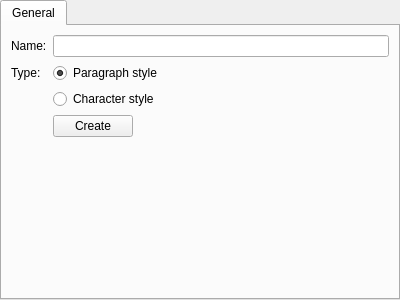
Above: plugins/textshape/dialogs/NewStyleWidget.ui from KDE/koffice before the change. Below: the same form after it.
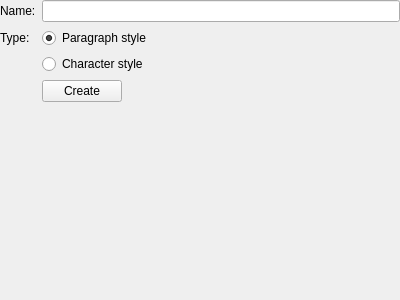
That is the form after the change.

Commit message: Fix alignment and focus

Diff of the .ui file:
```diff
--- a/plugins/textshape/dialogs/NewStyleWidget.ui
+++ b/plugins/textshape/dialogs/NewStyleWidget.ui
@@ -9,32 +9,13 @@
     <height>300</height>
    </rect>
   </property>
-  <layout class="QHBoxLayout" >
-   <property name="leftMargin" >
+  <layout class="QGridLayout" name="gridLayout">
+   <property name="margin">
     <number>0</number>
    </property>
-   <property name="topMargin" >
-    <number>0</number>
-   </property>
-   <property name="rightMargin" >
-    <number>0</number>
-   </property>
-   <property name="bottomMargin" >
-    <number>0</number>
-   </property>
-   <item>
-    <widget class="QTabWidget" name="tabWidget" >
-     <property name="currentIndex" >
-      <number>0</number>
-     </property>
-     <widget class="QWidget" name="tab" >
-      <attribute name="title" >
-       <string>General</string>
-      </attribute>
-      <layout class="QGridLayout" >
-       <item row="0" column="0" >
-        <widget class="QLabel" name="label" >
-         <property name="text" >
+   <item row="0" column="0">
+    <widget class="QLabel" name="label">
+     <property name="text">
           <string>Name:</string>
          </property>
          <property name="buddy" >
@@ -42,12 +23,12 @@
          </property>
         </widget>
        </item>
-       <item row="0" column="1" colspan="2" >
-        <widget class="QLineEdit" name="name" />
-       </item>
-       <item row="1" column="0" >
-        <widget class="QLabel" name="label_2" >
-         <property name="text" >
+   <item row="0" column="1" colspan="2">
+    <widget class="QLineEdit" name="name"/>
+   </item>
+   <item row="1" column="0">
+    <widget class="QLabel" name="label_2">
+     <property name="text">
           <string>Type:</string>
          </property>
          <property name="buddy" >
@@ -55,9 +36,9 @@
          </property>
         </widget>
        </item>
-       <item row="1" column="1" colspan="2" >
-        <widget class="QRadioButton" name="paragraph" >
-         <property name="text" >
+   <item row="1" column="1" colspan="2">
+    <widget class="QRadioButton" name="paragraph">
+     <property name="text">
           <string>Paragraph style</string>
          </property>
          <property name="checked" >
@@ -65,49 +46,45 @@
          </property>
         </widget>
        </item>
-       <item row="2" column="1" colspan="2" >
-        <widget class="QRadioButton" name="character" >
-         <property name="text" >
+   <item row="2" column="1" colspan="2">
+    <widget class="QRadioButton" name="character">
+     <property name="text">
           <string>Character style</string>
          </property>
         </widget>
        </item>
-       <item row="3" column="1" >
-        <widget class="QPushButton" name="create" >
-         <property name="text" >
+   <item row="3" column="1">
+    <widget class="QPushButton" name="create">
+     <property name="text">
           <string>Create</string>
          </property>
         </widget>
        </item>
-       <item row="3" column="2" >
-        <spacer>
-         <property name="orientation" >
+   <item row="3" column="2">
+    <spacer name="spacer">
+     <property name="orientation">
           <enum>Qt::Horizontal</enum>
          </property>
-         <property name="sizeHint" >
+     <property name="sizeHint" stdset="0">
           <size>
-           <width>40</width>
+       <width>264</width>
            <height>20</height>
           </size>
          </property>
         </spacer>
        </item>
-       <item row="4" column="0" colspan="3" >
-        <spacer>
-         <property name="orientation" >
+   <item row="4" column="0" colspan="3">
+    <spacer name="spacer_2">
+     <property name="orientation">
           <enum>Qt::Vertical</enum>
          </property>
-         <property name="sizeHint" >
+     <property name="sizeHint" stdset="0">
           <size>
            <width>221</width>
-           <height>40</height>
+       <height>180</height>
           </size>
          </property>
         </spacer>
-       </item>
-      </layout>
-     </widget>
-    </widget>
    </item>
   </layout>
  </widget>
```
Left out of the diff: 13 changed lines with no effect on the pictures. Lines whose indentation alone changed are shown as unchanged. The commit also changes 2 other files.
